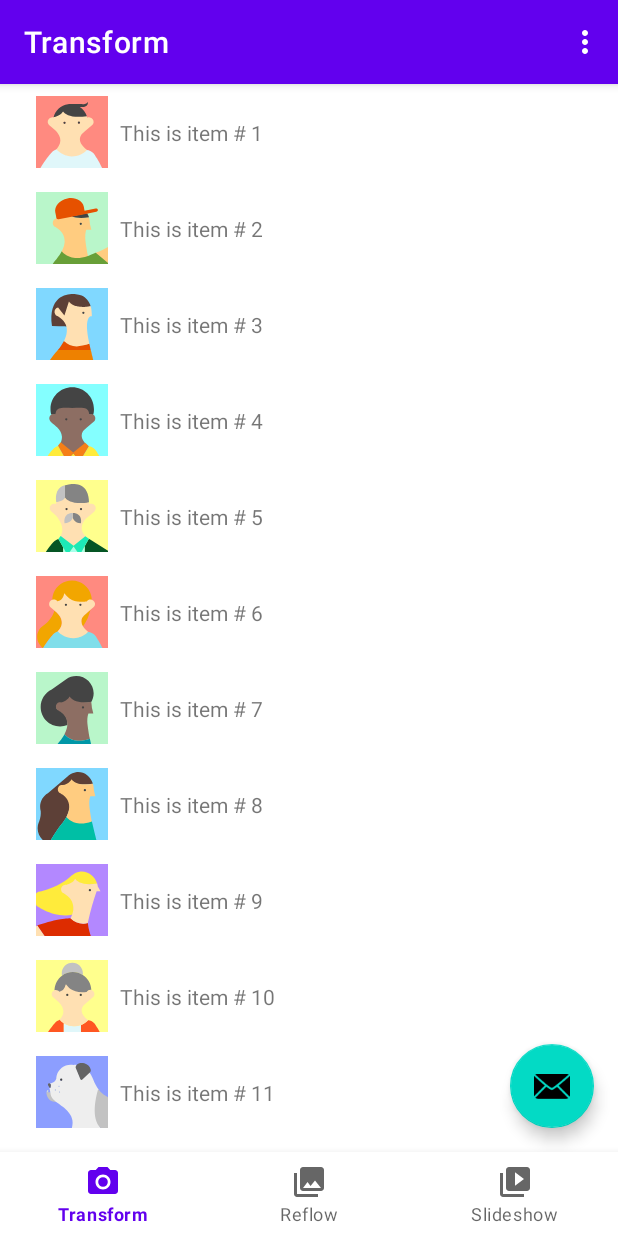
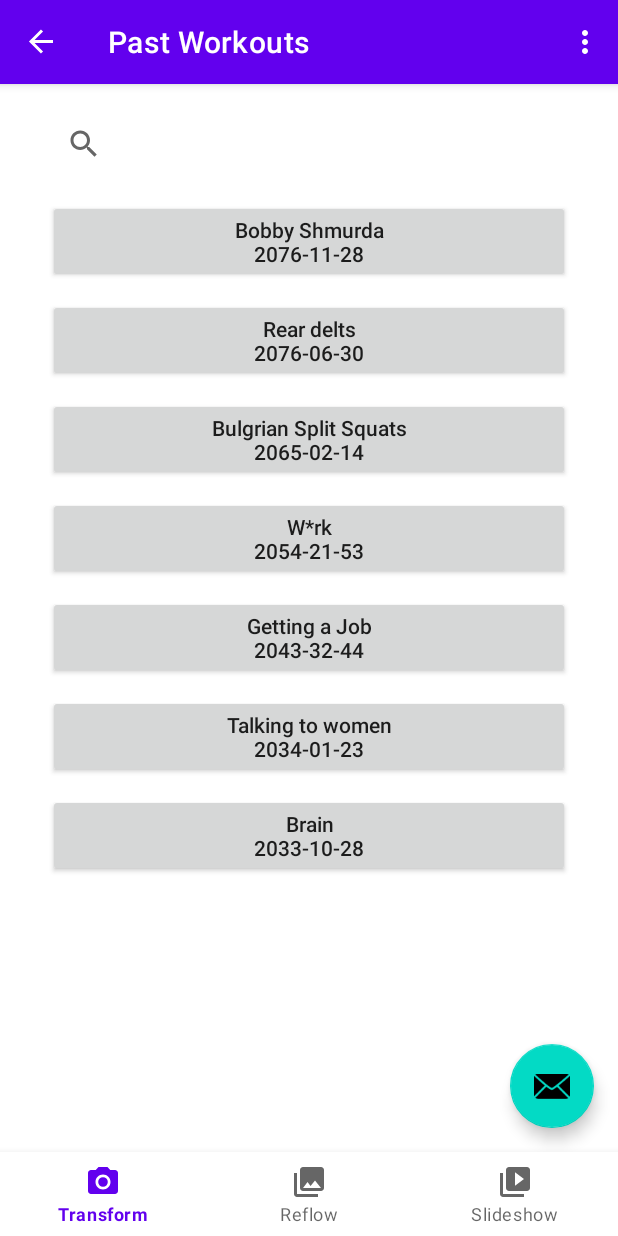
Before and after one commit to colepatrick/Herculean, an Android app: the screen it shows after launch (MainActivity), on a phone screen of 412 x 824 dp. Run offline under Robolectric (Android 15) with nearby library versions, the phone set to English and light mode, and no system bars; our stand-ins replace navigation-ui; 1 statement that could not run was skipped.

Commit message:
Adding the following files: .ui.past_workouts -> (PastWorkoutsFragment.java, PastWorkoutsViewModel.java, WorkoutDummy.Java, WorkoutInfoDummyFragment.java) .res.layout -> (fragment_past_workouts.xml, fragment_workout_info_dummy.xml) and probable merge conflict when merged with origin because it sets up the past workout as the first thing that shows when app is opened (check .res.navigation -> mobile_navigation.xml)

```diff
--- /dev/null
+++ b/app/src/main/java/com/example/herculean/ui/past_workouts/PastWorkoutsFragment.java
@@ -0,0 +1,127 @@
+package com.example.herculean.ui.pastworkouts;
+
+import android.os.Bundle;
+import android.view.LayoutInflater;
+import android.view.View;
+import android.view.ViewGroup;
+import android.widget.Button;
+import android.widget.LinearLayout;
+import android.widget.SearchView;
+
+import androidx.annotation.NonNull;
+import androidx.fragment.app.Fragment;
+import androidx.lifecycle.ViewModelProvider;
+import androidx.navigation.Navigation;
+
+import com.example.herculean.R;
+import com.example.herculean.databinding.FragmentPastWorkoutsBinding;
+import com.example.herculean.ui.past_workouts.WorkoutDummy;
+
+import java.util.ArrayList;
+import java.util.List;
+
+// This file basically controls the past workouts screen,
+// what shows up on said screen, how the buttons work,
+// search bar!! type shit
+
+public class PastWorkoutsFragment extends Fragment {
+
+    private FragmentPastWorkoutsBinding binding;
+    private List<WorkoutDummy> allWorkouts;
+
+    @Override //god bless chatgpt inshallah
+    public View onCreateView(@NonNull LayoutInflater inflater,
+                             ViewGroup container, Bundle savedInstanceState) {
+
+        PastWorkoutsViewModel viewModel = new ViewModelProvider(this).get(PastWorkoutsViewModel.class);
+
+        binding = FragmentPastWorkoutsBinding.inflate(inflater, container, false);
+        View root = binding.getRoot();
+
+        //OBSERVER WAHOO
+        viewModel.getWorkouts().observe(getViewLifecycleOwner(), workouts -> {
+            allWorkouts = workouts;
+            displayRecentWorkouts(workouts); // show 7 most recent workouts
+        });
+
+        // basically sets up how the search bar works
+        // (you have to hit the search sympole to open the text input
+        binding.searchView.setOnQueryTextListener(new SearchView.OnQueryTextListener() {
+            @Override
+            public boolean onQueryTextSubmit(String query) {
+                filterWorkouts(query); //calls the function we're using to search by date
+                return false;
+            }
+
+            @Override
+            public boolean onQueryTextChange(String newText) {
+                filterWorkouts(newText); //This should make it so whenever the text input changes
+                //the list is updated to refelct the new input
+                return false;
+            }
+        });
+
+        return root;
+    }
+
+    // This makes sure that there are only the 7 most recent workouts displayed at a time
+    private void displayRecentWorkouts(List<WorkoutDummy> Dummies) {
+        binding.layoutPastWorkouts.removeAllViews();
+
+        if (Dummies == null || Dummies.isEmpty()) return;
+
+        // sorts to make sure of most recent
+        Dummies.sort((w1, w2) -> w2.getDate().compareTo(w1.getDate()));
+
+        // selecting only seven
+        List<WorkoutDummy> rec = Dummies.size() > 7 ? Dummies.subList(0, 7) : Dummies;
+
+        int count = rec.size();
+
+        for (WorkoutDummy workout : rec) { //cycles through each workout object
+            Button btn = new Button(requireContext()); // creates a button for each workout up to 7
+            btn.setText(workout.getWorkoutName() + "\n" + workout.getDate());
+            //The line above is what is shown ontop
+            // the button I.E the workout name and below it, date
+            btn.setAllCaps(false);
+
+            // makes the buttons are same size
+            LinearLayout.LayoutParams params = new LinearLayout.LayoutParams(
+                    LinearLayout.LayoutParams.MATCH_PARENT,
+                    0,
+                    1f
+            );
+            params.setMargins(0, 8, 0, 8);
+            btn.setLayoutParams(params);
+
+            btn.setOnClickListener(v -> { // this sets up what happens when the button is pressed
+                Bundle args = new Bundle();
+                args.putSerializable("workout", workout);
+                Navigation.findNavController(v).navigate(R.id.nav_workout_info_dummy, args);
+            });
+
+            binding.layoutPastWorkouts.addView(btn);
+        }
+    }
+
+
+    // This is our filter for the search
+    private void filterWorkouts(String in) {
+        if (allWorkouts == null) return;
+
+        List<WorkoutDummy> filt = new ArrayList<>();
+        for (WorkoutDummy w : allWorkouts) {
+            if (w.getDate().contains(in)) {
+                filt.add(w);
+            }
+        }
+
+        displayRecentWorkouts(filt);
+    }
+
+    @Override
+    public void onDestroyView() {
+        super.onDestroyView();
+        binding = null;
+    }
+}
--- /dev/null
+++ b/app/src/main/java/com/example/herculean/ui/past_workouts/PastWorkoutsViewModel.java
@@ -0,0 +1,45 @@
+package com.example.herculean.ui.pastworkouts;
+
+import androidx.lifecycle.LiveData;
+import androidx.lifecycle.MutableLiveData;
+import androidx.lifecycle.ViewModel;
+import com.example.herculean.ui.past_workouts.WorkoutDummy;
+import java.util.ArrayList;
+import java.util.List;
+
+//Im thinking something like login -> create workout -> past workouts (among other options)
+
+
+public class PastWorkoutsViewModel extends ViewModel {
+
+    private final MutableLiveData<List<WorkoutDummy>> workouts;
+    //What even is a MutableLiveData
+
+    public PastWorkoutsViewModel() {
+        workouts = new MutableLiveData<>();
+        //this next bit of code is just testing out my dummies
+        //when it comes time to merge this should be changed to something
+        //referncing the (global data??) or whatever has the user specefic
+        // workout list
+        List<WorkoutDummy> list = new ArrayList<>();
+        list.add(new WorkoutDummy("Chest Day", "2025-10-01"));
+        list.add(new WorkoutDummy("Legs & Core", "2025-10-03"));
+        list.add(new WorkoutDummy("Arms Pump", "2025-10-06"));
+        list.add(new WorkoutDummy("Cardio Blast", "2025-10-08"));
+        list.add(new WorkoutDummy("Cardio Burst", "2025-10-09"));
+        list.add(new WorkoutDummy("Left", "2025-10-21"));
+        list.add(new WorkoutDummy("Right ", "2026-09-08"));
+        list.add(new WorkoutDummy("Neck", "2032-12-08"));
+        list.add(new WorkoutDummy("Brain", "2033-10-28"));
+        list.add(new WorkoutDummy("Talking to women", "2034-01-23"));
+        list.add(new WorkoutDummy("Getting a Job", "2043-32-44"));
+        list.add(new WorkoutDummy("W*rk", "2054-21-53"));
+        list.add(new WorkoutDummy("Bulgrian Split Squats", "2065-02-14"));
+        list.add(new WorkoutDummy("Rear delts", "2076-06-30"));
+        list.add(new WorkoutDummy("Bobby Shmurda", "2076-11-28"));
+        workouts.setValue(list);
+
+    }
+
+    public LiveData<List<WorkoutDummy>> getWorkouts() { return workouts; }
+}
--- /dev/null
+++ b/app/src/main/java/com/example/herculean/ui/past_workouts/WorkoutDummy.java
@@ -0,0 +1,28 @@
+package com.example.herculean.ui.past_workouts;
+
+import java.io.Serializable;
+//This is my dummy for the workout object in SPE5 just to test
+//When it comes time to combine all the branches
+//The fragment and layout will need to be changed to accompany
+//new information that is present in SPE5 but not my dummy
+public class WorkoutDummy implements Serializable {
+    private final String workoutName;
+    private final String date;
+
+    public WorkoutDummy(String wName, String d) { //Constructor bro...
+        this.workoutName = wName;
+        this.date = d;
+    }
+
+    public String getWorkoutName() { //getter
+        return workoutName;
+    }
+    public String getDate() { //getter
+        return date;
+    }
+
+    @Override
+    public String toString() { // Making it pretty
+        return workoutName + " (" + date + ")";
+    }
+}
--- /dev/null
+++ b/app/src/main/res/layout/fragment_past_workouts.xml
@@ -0,0 +1,30 @@
+<?xml version="1.0" encoding="utf-8"?>
+<ScrollView xmlns:android="http://schemas.android.com/apk/res/android"
+    xmlns:tools="http://schemas.android.com/tools"
+    android:layout_width="match_parent"
+    android:layout_height="match_parent"
+    tools:context=".ui.past_workouts.PastWorkoutsFragment">
+
+    <LinearLayout
+        android:layout_width="match_parent"
+        android:layout_height="wrap_content"
+        android:orientation="vertical"
+        android:padding="16dp">
+
+
+        <SearchView
+            android:id="@+id/searchView"
+            android:layout_width="match_parent"
+            android:layout_height="wrap_content"
+            android:queryHint="YYYY-MM-DD)" /> //
+
+
+        <LinearLayout
+            android:id="@+id/layoutPastWorkouts"
+            android:orientation="vertical"
+            android:layout_width="match_parent"
+            android:layout_height="wrap_content"
+            android:layout_marginTop="8dp" />
+
+    </LinearLayout>
+</ScrollView>
--- a/app/src/main/res/layout/layout.xml
+++ /dev/null
@@ -1,6 +0,0 @@
-<?xml version="1.0" encoding="utf-8"?>
-<fragment_dropdown xmlns:android="http://schemas.android.com/apk/res/android"
-    android:layout_width="match_parent"
-    android:layout_height="match_parent">
-
-</fragment_dropdown>
--- a/app/src/main/res/navigation/mobile_navigation.xml
+++ b/app/src/main/res/navigation/mobile_navigation.xml
@@ -3,7 +3,7 @@
     xmlns:app="http://schemas.android.com/apk/res-auto"
     xmlns:tools="http://schemas.android.com/tools"
     android:id="@+id/mobile_navigation"
-    app:startDestination="@+id/nav_transform">
+    app:startDestination="@+id/nav_past_workouts">
 
     <fragment
         android:id="@+id/nav_transform"
@@ -28,4 +28,17 @@
         android:name="com.example.herculean.ui.settings.SettingsFragment"
         android:label="@string/menu_settings"
         tools:layout="@layout/fragment_settings" />
+
+    <fragment
+        android:id="@+id/nav_past_workouts"
+        android:name="com.example.herculean.ui.pastworkouts.PastWorkoutsFragment"
+        android:label="Past Workouts"
+        tools:layout="@layout/fragment_past_workouts" />
+
+    <fragment
+        android:id="@+id/nav_workout_info_dummy"
+        android:name="com.example.herculean.ui.pastworkouts.WorkoutInfoDummyFragment"
+        android:label="Workout Info"
+        tools:layout="@layout/fragment_workout_info_dummy" />
+
 </navigation>
```
Also changed, not shown: app/src/main/java/com/example/herculean/ui/past_workouts/DropdownFragment.java (deleted, +0 -42 lines), app/src/main/java/com/example/herculean/ui/past_workouts/WorkoutInfoDummyFragment.java (added, +41 -0 lines), app/src/main/res/layout/fragment_workout_info_dummy.xml (added, +26 -0 lines).
